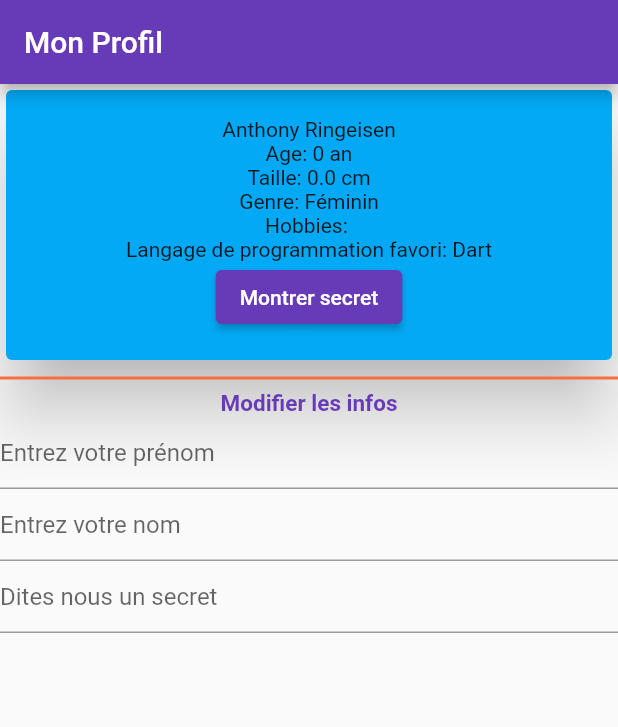
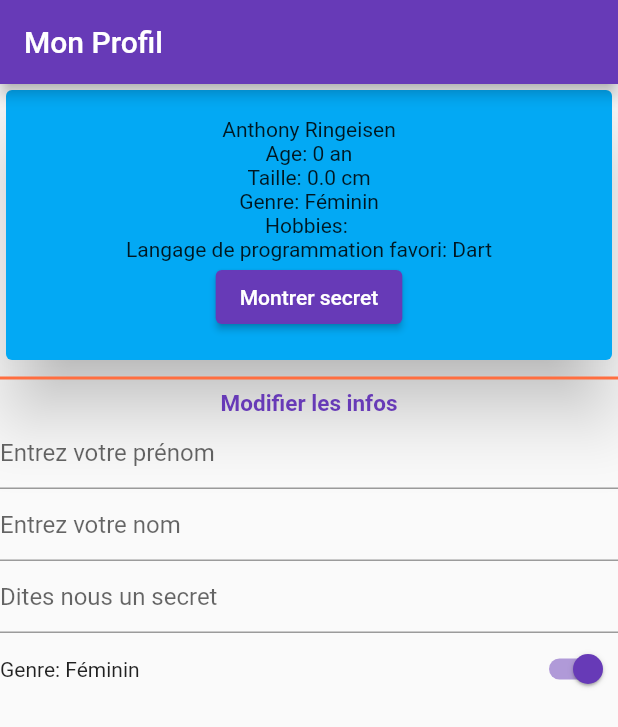
Before and after one commit to Anthonyrgn/my_profil, a Flutter app: the screen it shows after launch, on a phone screen of 412 x 824 dp. Shown: the top 727 px of the screen. Run offline on Flutter 3.47's test engine with Material 2 defaults, Android fonts, the phone set to English and light mode, and no system bars.

```diff
--- a/lib/my_profil_page.dart
+++ b/lib/my_profil_page.dart
@@ -83,6 +83,18 @@ class ProfilPageState extends State<ProfilPage> {
             myTextField(controller: surname, hint: "Entrez votre prénom"),
             myTextField(controller: name, hint: "Entrez votre nom"),
             myTextField(controller: secret, hint: "Dites nous un secret", isSecret: true),
+            Row(
+              mainAxisSize: MainAxisSize.max,
+              mainAxisAlignment: MainAxisAlignment.spaceBetween,
+              children: [
+                Text("Genre: ${myProfil.setGenderString()}"),
+                Switch(value: myProfil.gender, onChanged: ((newBool) {
+                  setState(() {
+                    myProfil.gender = newBool;
+                  });
+                }))
+              ],
+            ),
           ],
         ),
       ),
```
